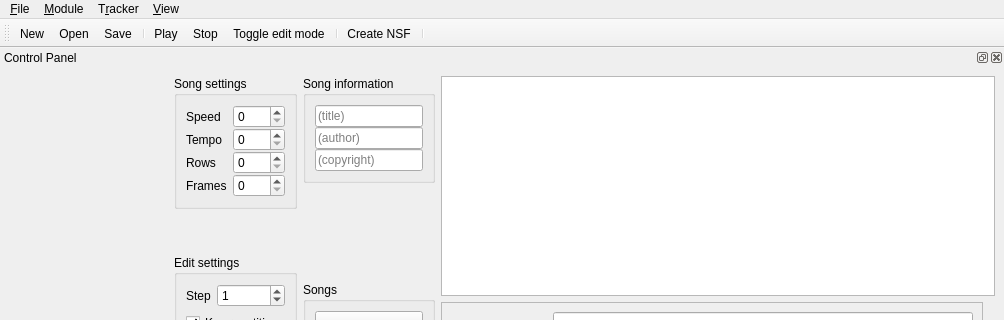
Above: src/qt-gui/mainwindow.ui from nukep/famitracker-cx before the change; both pictures show x 0 to 1004 and y 0 to 320 of the 1004 by 600 pixel window. Below: the same form after it.
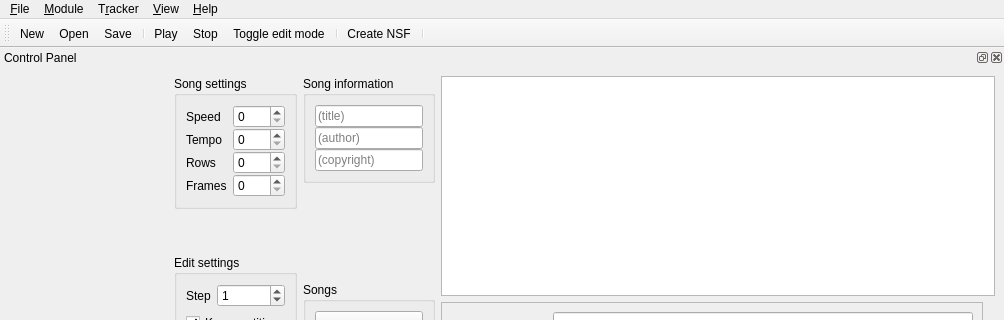
That is the form after the change. Custom widgets are drawn as their Qt base class.

The edit to the form file:
```diff
--- a/src/qt-gui/mainwindow.ui
+++ b/src/qt-gui/mainwindow.ui
@@ -86,10 +86,18 @@
     </property>
     <addaction name="actionModule_Properties"/>
    </widget>
+   <widget class="QMenu" name="menu_Help">
+    <property name="title">
+     <string>&amp;Help</string>
+    </property>
+    <addaction name="action_About"/>
+    <addaction name="actionAbout_Qt"/>
+   </widget>
    <addaction name="menu_File"/>
    <addaction name="menu_Module"/>
    <addaction name="menuT_racker"/>
    <addaction name="menu_View"/>
+   <addaction name="menu_Help"/>
   </widget>
   <widget class="QStatusBar" name="statusbar"/>
   <widget class="QToolBar" name="toolBar">
```
Left out of the diff: 10 changed lines with no effect on the pictures.
